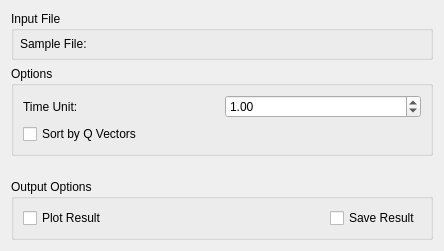
Before: the Qt Designer form Code/Mantid/MantidQt/CustomInterfaces/inc/MantidQtCustomInterfaces/IndirectSassena.ui in mantidproject/mantid, drawn with Qt 5.
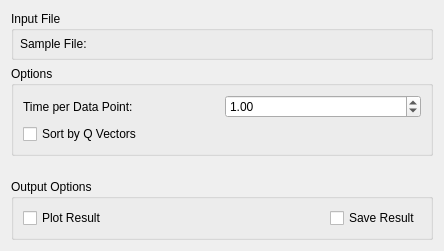
After: the same form once the commit is applied. Custom widgets are drawn as their Qt base class.

Commit message:
Added tooltip for time unit
Refs #10443

The edit to the form file:
```diff
--- a/Code/Mantid/MantidQt/CustomInterfaces/inc/MantidQtCustomInterfaces/IndirectSassena.ui
+++ b/Code/Mantid/MantidQt/CustomInterfaces/inc/MantidQtCustomInterfaces/IndirectSassena.ui
@@ -61,7 +61,7 @@
       <item row="0" column="0">
        <widget class="QLabel" name="lblTimeUnit">
         <property name="text">
-         <string>Time Unit:</string>
+         <string>Time per Data Point:</string>
         </property>
        </widget>
       </item>
```
Left out of the diff: 3 changed lines with no effect on the pictures.
